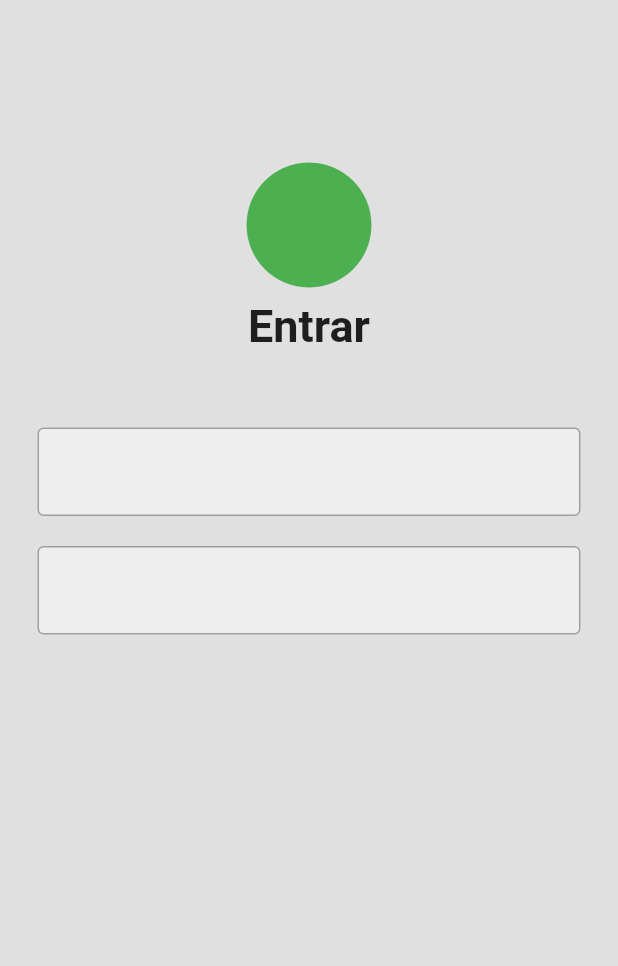
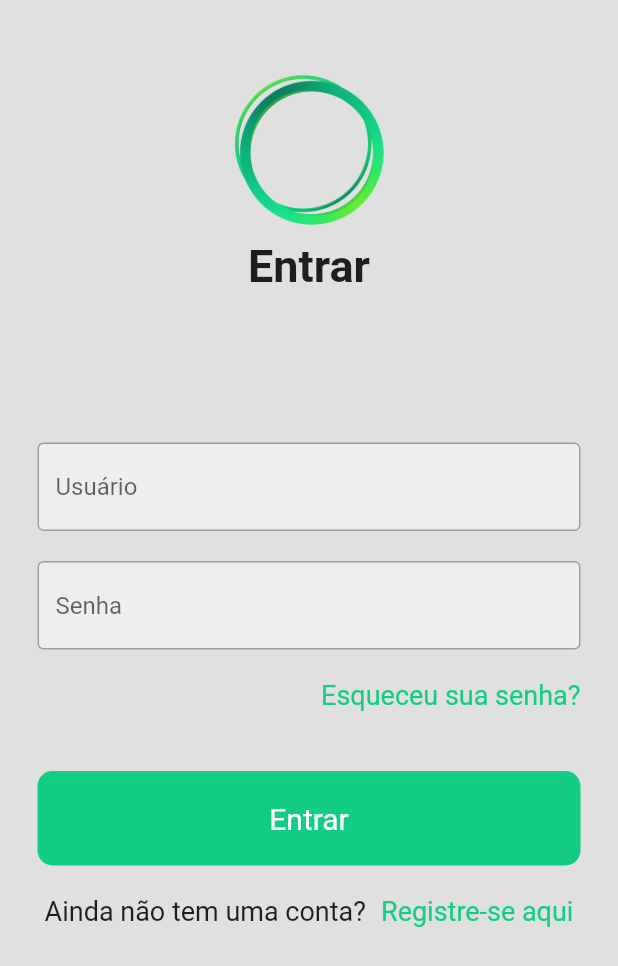
Before and after one commit to Vitkinn/find-services, a Flutter app: the screen it shows after launch, on a phone screen of 412 x 824 dp. Shown: the top 966 px of the screen. Run offline on Flutter 3.47's test engine with Material 2 defaults, Android fonts, the phone set to English and light mode, and no system bars; our stand-ins replace brasil_fields, dartz, dio, flutter_modular.

Commit message:
Login Screen User Interface

```diff
--- /dev/null
+++ b/lib/components/custom_button.dart
@@ -0,0 +1,23 @@
+import 'package:flutter/material.dart';
+
+class CustomButton extends StatelessWidget {
+  final Function()? onTap;
+
+  const CustomButton({super.key, required this.onTap});
+
+  @override
+  Widget build(BuildContext context) {
+    return GestureDetector(
+      onTap: onTap,
+      child: Container(
+        padding: const EdgeInsets.all(20),
+        margin: const EdgeInsets.symmetric(horizontal: 25.0),
+        decoration: BoxDecoration(
+            color: Color(0xFF14cd84), borderRadius: BorderRadius.circular(10)),
+        child: const Center(
+            child: Text('Entrar',
+                style: TextStyle(color: Colors.white, fontSize: 20))),
+      ),
+    );
+  }
+}
--- a/lib/components/custom_text_field.dart
+++ b/lib/components/custom_text_field.dart
@@ -1,20 +1,32 @@
 import 'package:flutter/material.dart';
 
 class CustomTextField extends StatelessWidget {
-  const CustomTextField({super.key});
+  final controller;
+  final String hintText;
+  final bool obscureText;
+
+  const CustomTextField({
+    super.key,
+    required this.controller,
+    required this.hintText,
+    required this.obscureText,
+  });
 
   @override
   Widget build(BuildContext context) {
     return Padding(
       padding: const EdgeInsets.symmetric(horizontal: 25.0),
       child: TextField(
+          controller: controller,
+          obscureText: obscureText,
           decoration: InputDecoration(
               enabledBorder: const OutlineInputBorder(
                   borderSide: BorderSide(color: Colors.grey)),
               focusedBorder: const OutlineInputBorder(
-                  borderSide: BorderSide(color: Colors.green)),
+                  borderSide: BorderSide(color: Color(0xFF14cd84))),
               fillColor: Colors.grey.shade200,
-              filled: true)),
+              filled: true,
+              hintText: hintText)),
     );
   }
 }
--- a/lib/src/modules/user/presentation/pages/login_page.dart
+++ b/lib/src/modules/user/presentation/pages/login_page.dart
@@ -1,4 +1,5 @@
 import 'package:flutter/material.dart';
+import 'package:tcc_frontend/components/custom_button.dart';
 import '../../../../../components/custom_text_field.dart';
 
 class LoginPage extends StatefulWidget {
@@ -9,38 +10,82 @@ class LoginPage extends StatefulWidget {
 }
 
 class _LoginPageState extends State<LoginPage> {
+  final userNameController = TextEditingController();
+  final passwordController = TextEditingController();
+
+  void sign() {}
+
   @override
   Widget build(BuildContext context) {
     return Scaffold(
       backgroundColor: Colors.grey[300],
-      body: const SafeArea(
+      body: SingleChildScrollView(
+        child: SafeArea(
           child: Center(
             child: Column(
               children: [
-              SizedBox(height: 100),
-
-              //Logo
-              Icon(
-                Icons.circle,
-                size: 100,
-                color: Colors.green,
+                SizedBox(height: 50),
+                Image.asset(
+                  'lib/assets/images/FindServices.png',
+                  height: 100,
                 ),
-              Text(
+                SizedBox(height: 10),
+                const Text(
                   'Entrar',
                   style: TextStyle(
                     fontSize: 30,
                     fontWeight: FontWeight.bold,
                   ),
                 ),
-
-              SizedBox(height: 50),
-
-              CustomTextField(),
-
-              SizedBox(height: 20),
-
-              CustomTextField(),
+                const SizedBox(height: 100),
+                CustomTextField(
+                  controller: userNameController,
+                  hintText: 'Usuário',
+                  obscureText: false,
+                ),
+                const SizedBox(height: 20),
+                CustomTextField(
+                  controller: passwordController,
+                  hintText: 'Senha',
+                  obscureText: true,
+                ),
+                const SizedBox(height: 20),
+                const Padding(
+                  padding: EdgeInsets.symmetric(horizontal: 25.0),
+                  child: Row(
+                    mainAxisAlignment: MainAxisAlignment.end,
+                    children: [
+                      Text(
+                        'Esqueceu sua senha?',
+                        style:
+                            TextStyle(fontSize: 18, color: Color(0xFF14cd84)),
+                      ),
                     ],
+                  ),
+                ),
+                const SizedBox(height: 40),
+                CustomButton(
+                  onTap: () => {sign()},
+                ),
+                const SizedBox(height: 20),
+                const Row(
+                  mainAxisAlignment: MainAxisAlignment.center,
+                  children: [
+                    Text(
+                      'Ainda não tem uma conta?',
+                      style: TextStyle(
+                        fontSize: 18,
+                      ),
+                    ),
+                    const SizedBox(width: 10),
+                    Text(
+                      'Registre-se aqui',
+                      style: TextStyle(fontSize: 18, color: Color(0xFF14cd84)),
+                    ),
+                  ],
+                ),
+              ],
+            ),
           ),
         ),
       ),
```
Lines whose indentation alone changed are shown as unchanged.
